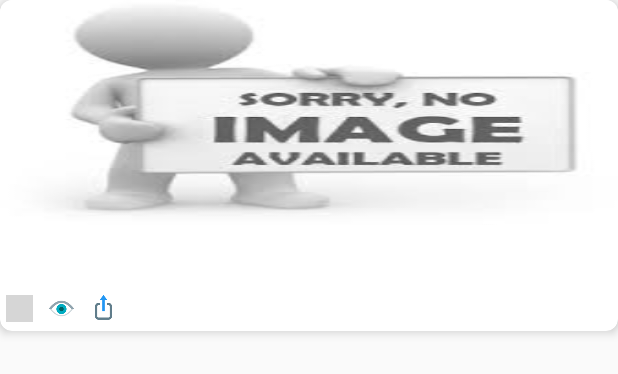
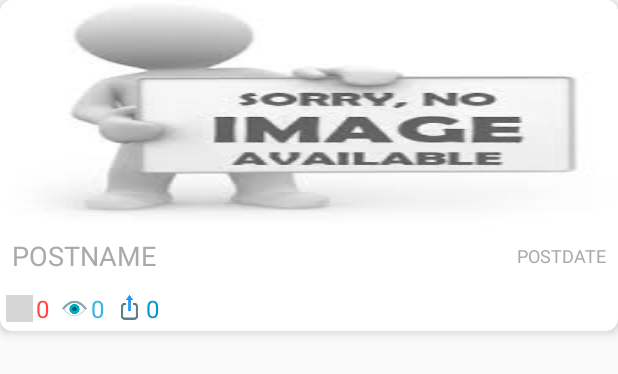
Before and after one commit to Priyanka229/FeedPage, an Android app: the layout feed.xml on its own in the app's theme, with its tools: preview values and no code run, on a phone screen of 412 x 824 dp. Shown: the top 374 px of the screen. Run offline under Robolectric (Android 15) with nearby library versions, the phone set to English and light mode, and no system bars; network calls fail; grey boxes are pictures that could not be loaded.

Commit message:
dimens file added

```diff
--- a/app/src/main/res/layout-land/feed.xml
+++ b/app/src/main/res/layout-land/feed.xml
@@ -20,7 +20,7 @@
             <ImageView
                     android:id="@+id/image_iv"
                     android:layout_width="fill_parent"
-                    android:layout_height="150dp"
+                    android:layout_height="@dimen/image_height"
                     android:scaleType="fitXY"
                     android:src="@drawable/no_image"/>
         </LinearLayout>
@@ -29,7 +29,7 @@
                       android:layout_height="match_parent"
                       android:orientation="vertical"
                       android:layout_weight="1"
-                      android:paddingBottom="10dp">
+                      android:paddingBottom="@dimen/padding10dp">
 
             <RelativeLayout android:layout_width="match_parent"
                             android:layout_height="match_parent">
@@ -37,15 +37,16 @@
                 <RelativeLayout
                         android:layout_width="match_parent"
                         android:layout_height="wrap_content"
-                        android:padding="8dp">
+                        android:padding="@dimen/padding8dp">
 
                     <TextView
                             android:id="@+id/post_name"
                             android:layout_width="wrap_content"
                             android:layout_height="wrap_content"
-                            android:textSize="18sp"
-                            android:layout_marginEnd="4dp"
-                            android:layout_marginLeft="4dp"
+                            android:textSize="@dimen/large_text_size"
+                            android:layout_marginEnd="@dimen/margin4dp"
+                            android:layout_marginLeft="@dimen/margin4dp"
+                            android:text="@string/postname"
                             android:layout_alignParentStart="true"
                             android:layout_alignParentLeft="true"
                             android:layout_toLeftOf="@+id/post_date"
@@ -56,13 +57,14 @@
                             android:id="@+id/post_date"
                             android:layout_width="wrap_content"
                             android:layout_height="wrap_content"
-                            android:textSize="12sp"
+                            android:textSize="@dimen/small_text_size"
                             android:layout_alignParentEnd="true"
                             android:layout_alignParentRight="true"
-                            android:layout_marginStart="2dp"
+                            android:text="@string/postdate"
+                            android:layout_marginStart="@dimen/margin2dp"
                             android:layout_centerVertical="true"
                             android:textColor="@android:color/darker_gray"
-                            android:layout_marginRight="2dp"/>
+                            android:layout_marginRight="@dimen/margin2dp"/>
 
                 </RelativeLayout>
 
@@ -76,13 +78,13 @@
                             android:layout_width="wrap_content"
                             android:layout_height="wrap_content"
                             android:orientation="horizontal"
-                            android:padding="4dp"
+                            android:padding="@dimen/padding4dp"
                             android:gravity="center"
-                            android:layout_margin="4dp">
+                            android:layout_margin="@dimen/margin4dp">
 
                         <ImageView
-                                android:layout_width="18dp"
-                                android:layout_height="18dp"
+                                android:layout_width="@dimen/icon_size_width"
+                                android:layout_height="@dimen/icon_size_height"
                                 android:scaleType="fitXY"
                                 android:src="@drawable/icons_love96"/>
 
@@ -90,9 +92,10 @@
                                 android:id="@+id/post_likes"
                                 android:layout_width="wrap_content"
                                 android:layout_height="wrap_content"
-                                android:textSize="16sp"
-                                android:layout_marginStart="2dp"
-                                android:layout_marginLeft="2dp"
+                                android:text="@string/postlikes"
+                                android:textSize="@dimen/medium_text_size"
+                                android:layout_marginStart="@dimen/margin2dp"
+                                android:layout_marginLeft="@dimen/margin2dp"
                                 android:textColor="@android:color/holo_red_light"/>
 
                     </LinearLayout>
@@ -101,13 +104,13 @@
                             android:layout_width="wrap_content"
                             android:layout_height="wrap_content"
                             android:orientation="horizontal"
-                            android:padding="4dp"
+                            android:padding="@dimen/padding4dp"
                             android:gravity="center"
-                            android:layout_margin="4dp">
+                            android:layout_margin="@dimen/margin4dp">
 
                         <ImageView
-                                android:layout_width="18dp"
-                                android:layout_height="18dp"
+                                android:layout_width="@dimen/icon_size_width"
+                                android:layout_height="@dimen/icon_size_height"
                                 android:scaleType="fitXY"
                                 android:src="@drawable/icons_views96"/>
 
@@ -115,9 +118,10 @@
                                 android:id="@+id/post_views"
                                 android:layout_width="wrap_content"
                                 android:layout_height="wrap_content"
-                                android:textSize="16sp"
-                                android:layout_marginStart="2dp"
-                                android:layout_marginLeft="2dp"
+                                android:textSize="@dimen/medium_text_size"
+                                android:text="@string/postviews"
+                                android:layout_marginStart="@dimen/margin2dp"
+                                android:layout_marginLeft="@dimen/margin2dp"
                                 android:textColor="@android:color/holo_blue_light"/>
 
 
@@ -127,13 +131,13 @@
                             android:layout_width="wrap_content"
                             android:layout_height="wrap_content"
                             android:orientation="horizontal"
-                            android:padding="4dp"
-                            android:layout_margin="4dp"
+                            android:padding="@dimen/padding4dp"
+                            android:layout_margin="@dimen/margin4dp"
                             android:gravity="center">
 
                         <ImageView
-                                android:layout_width="18dp"
-                                android:layout_height="18dp"
+                                android:layout_width="@dimen/icon_size_width"
+                                android:layout_height="@dimen/icon_size_height"
                                 android:scaleType="fitXY"
                                 android:src="@drawable/icons_share96"/>
 
@@ -141,9 +145,10 @@
                                 android:id="@+id/post_shares"
                                 android:layout_width="wrap_content"
                                 android:layout_height="wrap_content"
-                                android:textSize="16sp"
-                                android:layout_marginStart="2dp"
-                                android:layout_marginLeft="2dp"
+                                android:text="@string/postshares"
+                                android:textSize="@dimen/medium_text_size"
+                                android:layout_marginStart="@dimen/margin2dp"
+                                android:layout_marginLeft="@dimen/margin2dp"
                                 android:textColor="@android:color/holo_blue_dark"/>
                     </LinearLayout>
                 </LinearLayout>
--- a/app/src/main/res/layout/feed.xml
+++ b/app/src/main/res/layout/feed.xml
@@ -16,24 +16,25 @@
         <ImageView
                 android:id="@+id/image_iv"
                 android:layout_width="fill_parent"
-                android:layout_height="150dp"
+                android:layout_height="@dimen/image_height"
                 android:scaleType="fitXY"
                 android:src="@drawable/no_image"/>
 
         <RelativeLayout
                 android:layout_width="match_parent"
                 android:layout_height="wrap_content"
-                android:padding="8dp">
+                android:padding="@dimen/padding8dp">
 
             <TextView
                     android:id="@+id/post_name"
                     android:layout_width="wrap_content"
                     android:layout_height="wrap_content"
-                    android:textSize="18sp"
-                    android:layout_marginEnd="2dp"
-                    android:layout_marginLeft="2dp"
+                    android:textSize="@dimen/large_text_size"
+                    android:layout_marginEnd="@dimen/margin2dp"
+                    android:layout_marginLeft="@dimen/margin2dp"
                     android:layout_alignParentStart="true"
                     android:layout_alignParentLeft="true"
+                    android:text="@string/postname"
                     android:layout_toLeftOf="@+id/post_date"
                     android:layout_centerVertical="true"
                     android:textColor="@android:color/darker_gray"/>
@@ -42,31 +43,32 @@
                     android:id="@+id/post_date"
                     android:layout_width="wrap_content"
                     android:layout_height="wrap_content"
-                    android:textSize="12sp"
+                    android:textSize="@dimen/small_text_size"
                     android:layout_alignParentEnd="true"
                     android:layout_alignParentRight="true"
-                    android:layout_marginStart="2dp"
+                    android:text="@string/postdate"
+                    android:layout_marginStart="@dimen/margin2dp"
                     android:layout_centerVertical="true"
                     android:textColor="@android:color/darker_gray"
-                    android:layout_marginRight="2dp"/>
+                    android:layout_marginRight="@dimen/margin2dp"/>
 
         </RelativeLayout>
 
         <LinearLayout
                 android:layout_width="match_parent"
                 android:layout_height="wrap_content"
-        android:orientation="horizontal">
+                android:orientation="horizontal">
 
             <LinearLayout
                     android:layout_width="wrap_content"
                     android:layout_height="wrap_content"
                     android:orientation="horizontal"
-                    android:padding="4dp"
-            android:gravity="center">
+                    android:padding="@dimen/padding4dp"
+                    android:gravity="center">
 
                 <ImageView
-                        android:layout_width="18dp"
-                        android:layout_height="18dp"
+                        android:layout_width="@dimen/icon_size_width"
+                        android:layout_height="@dimen/icon_size_height"
                         android:scaleType="fitXY"
                         android:src="@drawable/icons_love96"/>
 
@@ -74,9 +76,10 @@
                         android:id="@+id/post_likes"
                         android:layout_width="wrap_content"
                         android:layout_height="wrap_content"
-                        android:textSize="16sp"
-                        android:layout_marginStart="2dp"
-                        android:layout_marginLeft="2dp"
+                        android:text="@string/postlikes"
+                        android:textSize="@dimen/medium_text_size"
+                        android:layout_marginStart="@dimen/margin2dp"
+                        android:layout_marginLeft="@dimen/margin2dp"
                         android:textColor="@android:color/holo_red_light"/>
 
             </LinearLayout>
@@ -85,12 +88,12 @@
                     android:layout_width="wrap_content"
                     android:layout_height="wrap_content"
                     android:orientation="horizontal"
-                    android:padding="4dp"
-            android:gravity="center">
+                    android:padding="@dimen/padding4dp"
+                    android:gravity="center">
 
                 <ImageView
-                        android:layout_width="18dp"
-                        android:layout_height="18dp"
+                        android:layout_width="@dimen/icon_size_width"
+                        android:layout_height="@dimen/icon_size_height"
                         android:scaleType="fitXY"
                         android:src="@drawable/icons_views96"/>
 
@@ -98,9 +101,10 @@
                         android:id="@+id/post_views"
                         android:layout_width="wrap_content"
                         android:layout_height="wrap_content"
-                        android:textSize="16sp"
-                        android:layout_marginStart="2dp"
-                        android:layout_marginLeft="2dp"
+                        android:text="@string/postviews"
+                        android:textSize="@dimen/medium_text_size"
+                        android:layout_marginStart="@dimen/margin2dp"
+                        android:layout_marginLeft="@dimen/margin2dp"
                         android:textColor="@android:color/holo_blue_light"/>
 
 
@@ -110,12 +114,12 @@
                     android:layout_width="wrap_content"
                     android:layout_height="wrap_content"
                     android:orientation="horizontal"
-                    android:padding="4dp"
-            android:gravity="center">
+                    android:padding="@dimen/padding4dp"
+                    android:gravity="center">
 
                 <ImageView
-                        android:layout_width="18dp"
-                        android:layout_height="18dp"
+                        android:layout_width="@dimen/icon_size_width"
+                        android:layout_height="@dimen/icon_size_height"
                         android:scaleType="fitXY"
                         android:src="@drawable/icons_share96"/>
 
@@ -123,9 +127,10 @@
                         android:id="@+id/post_shares"
                         android:layout_width="wrap_content"
                         android:layout_height="wrap_content"
-                        android:textSize="16sp"
-                        android:layout_marginStart="2dp"
-                        android:layout_marginLeft="2dp"
+                        android:text="@string/postshares"
+                        android:textSize="@dimen/medium_text_size"
+                        android:layout_marginStart="@dimen/margin2dp"
+                        android:layout_marginLeft="@dimen/margin2dp"
                         android:textColor="@android:color/holo_blue_dark"/>
             </LinearLayout>
 
@@ -133,7 +138,5 @@
         </LinearLayout>
 
 
-
-
     </LinearLayout>
 </android.support.v7.widget.CardView>
--- /dev/null
+++ b/app/src/main/res/values/dimens.xml
@@ -0,0 +1,14 @@
+<?xml version="1.0" encoding="utf-8"?>
+<resources>
+    <dimen name="image_height">150dp</dimen>
+    <dimen name="large_text_size">18sp</dimen>
+    <dimen name="small_text_size">12sp</dimen>
+    <dimen name="icon_size_width">18dp</dimen>
+    <dimen name="icon_size_height">18dp</dimen>
+    <dimen name="medium_text_size">16sp</dimen>
+    <dimen name="margin2dp">2dp</dimen>
+    <dimen name="padding8dp">8dp</dimen>
+    <dimen name="padding4dp">4dp</dimen>
+    <dimen name="padding10dp">10dp</dimen>
+    <dimen name="margin4dp">4dp</dimen>
+</resources>
--- a/app/src/main/res/values/strings.xml
+++ b/app/src/main/res/values/strings.xml
@@ -7,4 +7,9 @@
     <string name="views_sort_text">Sort by Views</string>
     <string name="shares_sort_text">Sort by Shares</string>
     <string name="no_data_message">We are not getting any results.\nTry another search</string>
+    <string name="postname">POSTNAME</string>
+    <string name="postdate">POSTDATE</string>
+    <string name="postlikes">0</string>
+    <string name="postviews">0</string>
+    <string name="postshares">0</string>
 </resources>
```
Also changed, not shown: app/src/main/res/layout/feed_item.xml (deleted, +0 -75 lines).
